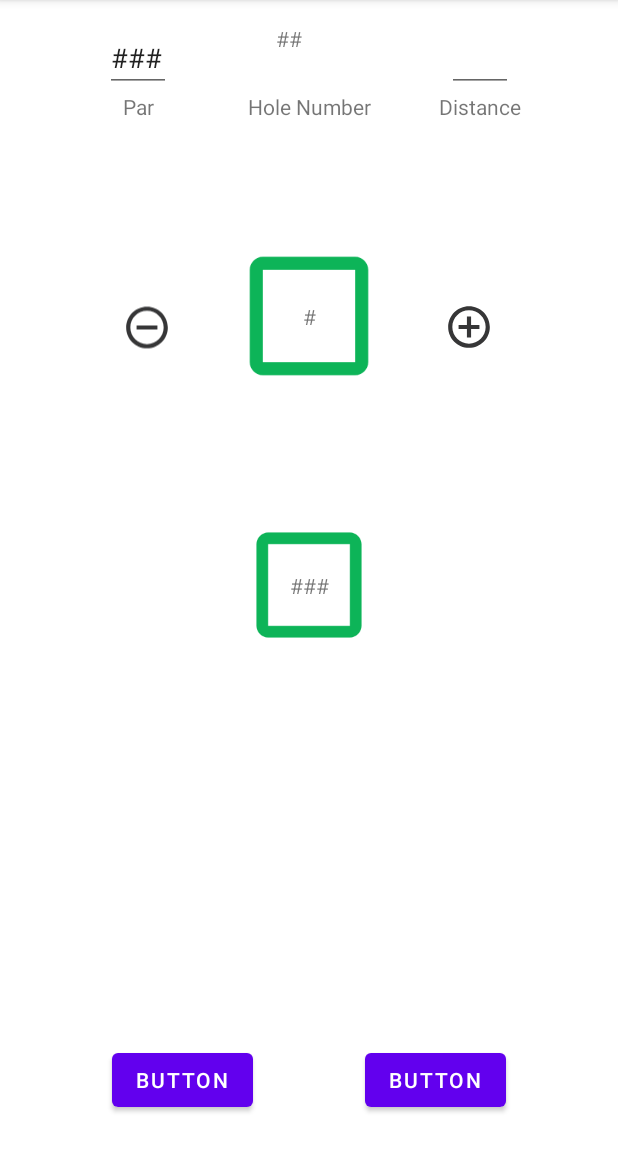
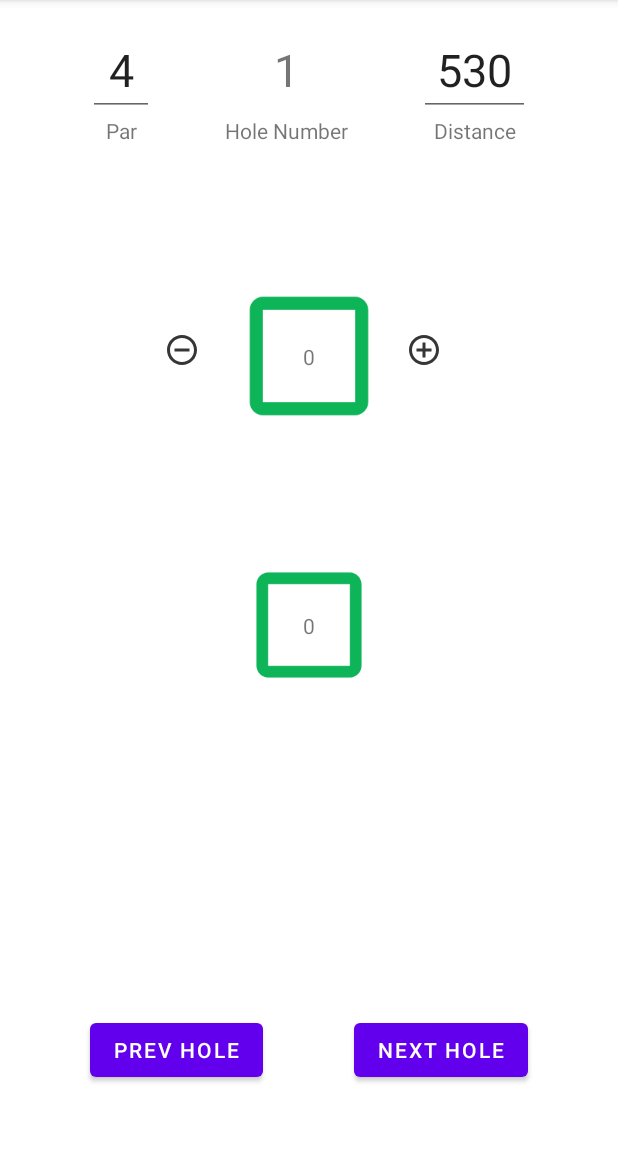
Before and after one commit to Shamalsiri/whats_my_handicap, an Android app: the fragment RoundDataEntryFragment placed in its activity, on a phone screen of 412 x 824 dp, the part 84-1236 px from its top. Run offline under Robolectric (Android 15) with nearby library versions, the phone set to English and light mode, and no system bars.

Commit message:
[SS][initial_setup] backend work for the Round Data Entry Fragment.

```diff
--- a/app/src/main/java/com/siriwardana/whatsmyhandicap/MainActivity.java
+++ b/app/src/main/java/com/siriwardana/whatsmyhandicap/MainActivity.java
@@ -16,7 +16,8 @@ import com.siriwardana.whatsmyhandicap.fragments.RoundDataEntryFragment;
 
 public class MainActivity extends AppCompatActivity
         implements MainFragment.onMainFragmentButtonClickListener,
-        NewRoundFragment.onNewRoundButtonClickListener {
+        NewRoundFragment.onNewRoundButtonClickListener,
+        RoundDataEntryFragment.onRoundDataEntryFragmentButtonClickListener {
 
     private FragmentManager fragmentManager;
     private FragmentTransaction fragmentTransaction;
@@ -29,6 +30,7 @@ public class MainActivity extends AppCompatActivity
         Intent intent = getIntent();
         if(intent != null) {
             userId = intent.getIntExtra("userId", 0);
+            Log.d("SSIRI", "Main Activity user Id: " + userId);
         }
 
 
@@ -74,7 +76,7 @@ public class MainActivity extends AppCompatActivity
     }
 
     @Override
-    public void onStartButtonClicked(boolean canStart, int roundId) {
+    public void onStartButtonClicked(boolean canStart, int roundId, int numHoles) {
         Log.d("SSIRI", "Can Start: " + canStart);
         if(canStart) {
             this.roundId = roundId;
@@ -82,10 +84,31 @@ public class MainActivity extends AppCompatActivity
             Bundle bundle = new Bundle();
             bundle.putInt("userId", userId);
             bundle.putInt("roundId", roundId);
+            bundle.putInt("numHoles", numHoles);
             RoundDataEntryFragment rdeFragment = new RoundDataEntryFragment();
             rdeFragment.setArguments(bundle);
             loadFragment(rdeFragment);
 
         }
     }
+
+    @Override
+    public void onNextHoleButtonClicked() {
+
+    }
+
+    @Override
+    public void onPrevHoleButtonClicked() {
+
+    }
+
+    @Override
+    public void onMinusStrokeButtonClicked() {
+
+    }
+
+    @Override
+    public void onPlusStrokeButtonClicked() {
+
+    }
 }
--- a/app/src/main/java/com/siriwardana/whatsmyhandicap/fragments/NewRoundFragment.java
+++ b/app/src/main/java/com/siriwardana/whatsmyhandicap/fragments/NewRoundFragment.java
@@ -70,7 +70,7 @@ public class NewRoundFragment extends Fragment {
 
             if(canStart) {
                 Round newRound = new Round();
-                newRound.setUserId(123);
+                newRound.setUserId(userId);
                 newRound.setClubName(clubName);
                 newRound.setCourseName(courseName);
                 newRound.setNumHoles(numHoles);
@@ -78,7 +78,8 @@ public class NewRoundFragment extends Fragment {
                 roundId = dbSingleton.RoundDao().getLatestRoundId();
             }
 
-            ((onNewRoundButtonClickListener) requireActivity()).onStartButtonClicked(canStart, roundId);
+            ((onNewRoundButtonClickListener) requireActivity()).onStartButtonClicked(canStart,
+                    roundId, numHoles);
         });
         return view;
     }
@@ -109,6 +110,6 @@ public class NewRoundFragment extends Fragment {
 
     public interface onNewRoundButtonClickListener {
         void onBackButtonClicked();
-        void onStartButtonClicked(boolean canStart, int roundId);
+        void onStartButtonClicked(boolean canStart, int roundId, int numHoles);
     }
 }
--- a/app/src/main/java/com/siriwardana/whatsmyhandicap/fragments/RoundDataEntryFragment.java
+++ b/app/src/main/java/com/siriwardana/whatsmyhandicap/fragments/RoundDataEntryFragment.java
@@ -7,60 +7,89 @@ import androidx.fragment.app.Fragment;
 import android.view.LayoutInflater;
 import android.view.View;
 import android.view.ViewGroup;
+import android.widget.Button;
+import android.widget.EditText;
+import android.widget.ImageButton;
+import android.widget.TextView;
 
 import com.siriwardana.whatsmyhandicap.R;
 
-/**
- * A simple {@link Fragment} subclass.
- * Use the {@link RoundDataEntryFragment#newInstance} factory method to
- * create an instance of this fragment.
- */
 public class RoundDataEntryFragment extends Fragment {
 
-    // TODO: Rename parameter arguments, choose names that match
-    // the fragment initialization parameters, e.g. ARG_ITEM_NUMBER
-    private static final String ARG_PARAM1 = "param1";
-    private static final String ARG_PARAM2 = "param2";
+    private EditText parET, distanceET;
+    private TextView holeNumTV, holeScoreTV, totalScoreTV;
+    private ImageButton addStrokeIB, minusStrokeIB;
+    private Button prevHoleBTN, nextHoleBTN;
+    private int numHoles, roundId, userId, currentHole = 1;
 
-    // TODO: Rename and change types of parameters
-    private String mParam1;
-    private String mParam2;
 
     public RoundDataEntryFragment() {
         // Required empty public constructor
-    }
-
-    /**
-     * Use this factory method to create a new instance of
-     * this fragment using the provided parameters.
-     *
-     * @param param1 Parameter 1.
-     * @param param2 Parameter 2.
-     * @return A new instance of fragment RoundDataEntryFragment.
-     */
-    // TODO: Rename and change types and number of parameters
-    public static RoundDataEntryFragment newInstance(String param1, String param2) {
-        RoundDataEntryFragment fragment = new RoundDataEntryFragment();
-        Bundle args = new Bundle();
-        args.putString(ARG_PARAM1, param1);
-        args.putString(ARG_PARAM2, param2);
-        fragment.setArguments(args);
-        return fragment;
-    }
-
-    @Override
-    public void onCreate(Bundle savedInstanceState) {
-        super.onCreate(savedInstanceState);
-        if (getArguments() != null) {
-            mParam1 = getArguments().getString(ARG_PARAM1);
-            mParam2 = getArguments().getString(ARG_PARAM2);
-        }
     }
 
     @Override
     public View onCreateView(LayoutInflater inflater, ViewGroup container,
                              Bundle savedInstanceState) {
         // Inflate the layout for this fragment
-        return inflater.inflate(R.layout.fragment_round_data_entry, container, false);
+        View view =  inflater.inflate(R.layout.fragment_round_data_entry, container, false);
+
+        parET = (EditText)  view.findViewById(R.id.et_par);
+        distanceET = (EditText) view.findViewById(R.id.et_distance);
+
+        holeNumTV = (TextView) view.findViewById(R.id.tv_hole_num);
+        holeScoreTV = (TextView) view.findViewById(R.id.tv_hole_score);
+        totalScoreTV = (TextView) view.findViewById(R.id.tv_total_score);
+
+        minusStrokeIB = (ImageButton) view.findViewById(R.id.ib_minus_stroke);
+        addStrokeIB = (ImageButton) view.findViewById(R.id.ib_plus_stroke);
+
+        prevHoleBTN = (Button) view.findViewById(R.id.btn_prev_hole);
+        nextHoleBTN = (Button) view.findViewById(R.id.btn_next_hole);
+
+        Bundle test = this.getArguments();
+        if(test != null) {
+            numHoles = test.getInt("numHoles");
+            roundId = test.getInt("roundId");
+            userId = test.getInt("userId");
+
+        }
+
+        loadHoleData();
+
+        nextHoleBTN.setOnClickListener(v ->
+                //Todo: Validate all data is entered
+                //Todo: Store the hole data in the db
+                //Todo: update the fragment with new data.
+
+                ((onRoundDataEntryFragmentButtonClickListener) requireActivity())
+                        .onNextHoleButtonClicked()
+        );
+
+
+
+
+
+        return view;
     }
+
+    private void loadHoleData() {
+        if (currentHole == 1) {
+            //Todo: code for the first hole
+            totalScoreTV.setText("0");
+        } else if (currentHole == numHoles) {
+            //Todo: code for the last hole
+        }
+
+        holeNumTV.setText(Integer.toString(currentHole));
+        holeScoreTV.setText("0");
+
+    }
+
+    public interface onRoundDataEntryFragmentButtonClickListener {
+        void onNextHoleButtonClicked();
+        void onPrevHoleButtonClicked();
+        void onMinusStrokeButtonClicked();
+        void onPlusStrokeButtonClicked();
+    }
+
 }
--- a/app/src/main/res/drawable/baseline_add_circle.xml
+++ b/app/src/main/res/drawable/baseline_add_circle.xml
@@ -1,5 +1,5 @@
-<vector android:height="24dp" android:tint="#363637"
-    android:viewportHeight="24" android:viewportWidth="24"
-    android:width="24dp" xmlns:android="http://schemas.android.com/apk/res/android">
+<vector android:height="32dp" android:tint="#363637"
+    android:viewportHeight="32" android:viewportWidth="32"
+    android:width="32dp" xmlns:android="http://schemas.android.com/apk/res/android">
     <path android:fillColor="@android:color/white" android:pathData="M13,7h-2v4L7,11v2h4v4h2v-4h4v-2h-4L13,7zM12,2C6.48,2 2,6.48 2,12s4.48,10 10,10 10,-4.48 10,-10S17.52,2 12,2zM12,20c-4.41,0 -8,-3.59 -8,-8s3.59,-8 8,-8 8,3.59 8,8 -3.59,8 -8,8z"/>
 </vector>
--- a/app/src/main/res/drawable/baseline_remove_circle.xml
+++ b/app/src/main/res/drawable/baseline_remove_circle.xml
@@ -1,5 +1,5 @@
-<vector android:height="24dp" android:tint="#363637"
-    android:viewportHeight="24" android:viewportWidth="24"
-    android:width="24dp" xmlns:android="http://schemas.android.com/apk/res/android">
+<vector android:height="32dp" android:tint="#363637"
+    android:viewportHeight="32" android:viewportWidth="32"
+    android:width="32dp" xmlns:android="http://schemas.android.com/apk/res/android">
     <path android:fillColor="@android:color/white" android:pathData="M7,11v2h10v-2L7,11zM12,2C6.48,2 2,6.48 2,12s4.48,10 10,10 10,-4.48 10,-10S17.52,2 12,2zM12,20c-4.41,0 -8,-3.59 -8,-8s3.59,-8 8,-8 8,3.59 8,8 -3.59,8 -8,8z"/>
 </vector>
--- a/app/src/main/res/layout/fragment_round_data_entry.xml
+++ b/app/src/main/res/layout/fragment_round_data_entry.xml
@@ -13,8 +13,10 @@
         android:layout_height="wrap_content"
         android:layout_marginTop="16dp"
         android:ems="10"
+        android:gravity="center"
         android:inputType="number"
-        android:text="###"
+        android:text="4"
+        android:textSize="30sp"
         app:layout_constraintEnd_toStartOf="@+id/tv_hole_num"
         app:layout_constraintHorizontal_bias="0.5"
         app:layout_constraintStart_toStartOf="parent"
@@ -40,60 +42,66 @@
 
     <TextView
         android:id="@+id/tv_hole_num"
-        android:layout_width="44dp"
-        android:layout_height="45dp"
-        android:layout_marginTop="16dp"
-        android:text="##"
-        app:layout_constraintEnd_toStartOf="@+id/et_distance_hole"
+        android:layout_width="59dp"
+        android:layout_height="61dp"
+        android:ems="10"
+        android:gravity="center"
+        android:text="16"
+        android:textSize="30sp"
+        app:layout_constraintBottom_toBottomOf="@+id/et_par"
+        app:layout_constraintEnd_toStartOf="@+id/et_distance"
         app:layout_constraintHorizontal_bias="0.5"
         app:layout_constraintStart_toEndOf="@+id/et_par"
-        app:layout_constraintTop_toTopOf="parent" />
+        app:layout_constraintTop_toTopOf="@+id/et_par" />
 
     <EditText
-        android:id="@+id/et_distance_hole"
-        android:layout_width="44dp"
+        android:id="@+id/et_distance"
+        android:layout_width="74dp"
         android:layout_height="wrap_content"
-        android:layout_marginTop="16dp"
         android:ems="10"
+        android:gravity="center"
         android:inputType="number"
+        android:text="530"
+        android:textSize="30sp"
+        app:layout_constraintBottom_toTopOf="@+id/tv_hole_title"
         app:layout_constraintEnd_toEndOf="parent"
         app:layout_constraintHorizontal_bias="0.5"
         app:layout_constraintStart_toEndOf="@+id/tv_hole_num"
-        app:layout_constraintTop_toTopOf="parent" />
+        app:layout_constraintTop_toTopOf="@+id/tv_hole_num" />
 
     <TextView
         android:id="@+id/tv_distance_title"
         android:layout_width="wrap_content"
         android:layout_height="wrap_content"
         android:text="Distance"
-        app:layout_constraintEnd_toEndOf="@+id/et_distance_hole"
-        app:layout_constraintStart_toStartOf="@+id/et_distance_hole"
-        app:layout_constraintTop_toBottomOf="@+id/et_distance_hole" />
+        app:layout_constraintEnd_toEndOf="@+id/et_distance"
+        app:layout_constraintStart_toStartOf="@+id/et_distance"
+        app:layout_constraintTop_toBottomOf="@+id/et_distance" />
 
     <Button
-        android:id="@+id/button"
+        android:id="@+id/btn_prev_hole"
         android:layout_width="wrap_content"
         android:layout_height="wrap_content"
-        android:layout_marginBottom="24dp"
-        android:text="Button"
+        android:layout_marginBottom="44dp"
+        android:text="Prev Hole"
         app:layout_constraintBottom_toBottomOf="parent"
-        app:layout_constraintEnd_toStartOf="@+id/button2"
+        app:layout_constraintEnd_toStartOf="@+id/btn_next_hole"
         app:layout_constraintHorizontal_bias="0.5"
         app:layout_constraintStart_toStartOf="parent" />
 
     <Button
-        android:id="@+id/button2"
+        android:id="@+id/btn_next_hole"
         android:layout_width="wrap_content"
         android:layout_height="wrap_content"
-        android:layout_marginBottom="24dp"
-        android:text="Button"
+        android:layout_marginBottom="44dp"
+        android:text="Next Hole"
         app:layout_constraintBottom_toBottomOf="parent"
         app:layout_constraintEnd_toEndOf="parent"
         app:layout_constraintHorizontal_bias="0.5"
-        app:layout_constraintStart_toEndOf="@+id/button" />
+        app:layout_constraintStart_toEndOf="@+id/btn_prev_hole" />
 
     <TextView
-        android:id="@+id/textView6"
+        android:id="@+id/tv_hole_score"
         android:layout_width="wrap_content"
         android:layout_height="wrap_content"
         android:text="#"
@@ -103,7 +111,7 @@
         app:layout_constraintTop_toTopOf="@+id/imageView" />
 
     <TextView
-        android:id="@+id/textView7"
+        android:id="@+id/tv_total_score"
         android:layout_width="wrap_content"
         android:layout_height="wrap_content"
         android:text="###"
@@ -116,7 +124,7 @@
         android:id="@+id/imageView"
         android:layout_width="105dp"
         android:layout_height="105dp"
-        android:layout_marginTop="77dp"
+        android:layout_marginTop="88dp"
         android:src="@drawable/baseline_check_box_outline_blank_24"
         app:layout_constraintEnd_toEndOf="parent"
         app:layout_constraintStart_toStartOf="parent"
@@ -128,28 +136,30 @@
         android:layout_height="93dp"
         android:layout_marginTop="80dp"
         android:src="@drawable/baseline_check_box_outline_blank_24"
+        app:layout_constraintBottom_toTopOf="@+id/btn_next_hole"
         app:layout_constraintEnd_toEndOf="parent"
         app:layout_constraintStart_toStartOf="parent"
-        app:layout_constraintTop_toBottomOf="@+id/imageView" />
+        app:layout_constraintTop_toBottomOf="@+id/imageView"
+        app:layout_constraintVertical_bias="0.0" />
 
-    <ImageView
-        android:id="@+id/imageView2"
-        android:layout_width="33dp"
-        android:layout_height="34dp"
+    <ImageButton
+        android:id="@+id/ib_minus_stroke"
+        android:layout_width="wrap_content"
+        android:layout_height="wrap_content"
+        android:backgroundTint="#00ffffff"
         android:src="@drawable/baseline_remove_circle"
+        app:layout_constraintBottom_toBottomOf="@+id/imageView"
         app:layout_constraintEnd_toStartOf="@+id/imageView"
-        app:layout_constraintHorizontal_bias="0.675"
-        app:layout_constraintStart_toStartOf="parent"
-        app:layout_constraintTop_toTopOf="@+id/textView6" />
+        app:layout_constraintTop_toTopOf="@+id/imageView" />
 
-    <ImageView
-        android:id="@+id/imageView3"
-        android:layout_width="33dp"
-        android:layout_height="33dp"
+    <ImageButton
+        android:id="@+id/ib_plus_stroke"
+        android:layout_width="wrap_content"
+        android:layout_height="wrap_content"
+        android:backgroundTint="#00ffffff"
         android:src="@drawable/baseline_add_circle"
-        app:layout_constraintEnd_toEndOf="parent"
-        app:layout_constraintHorizontal_bias="0.31"
+        app:layout_constraintBottom_toBottomOf="@+id/imageView"
         app:layout_constraintStart_toEndOf="@+id/imageView"
-        app:layout_constraintTop_toTopOf="@+id/textView6" />
+        app:layout_constraintTop_toTopOf="@+id/imageView" />
 
 </androidx.constraintlayout.widget.ConstraintLayout>
```
